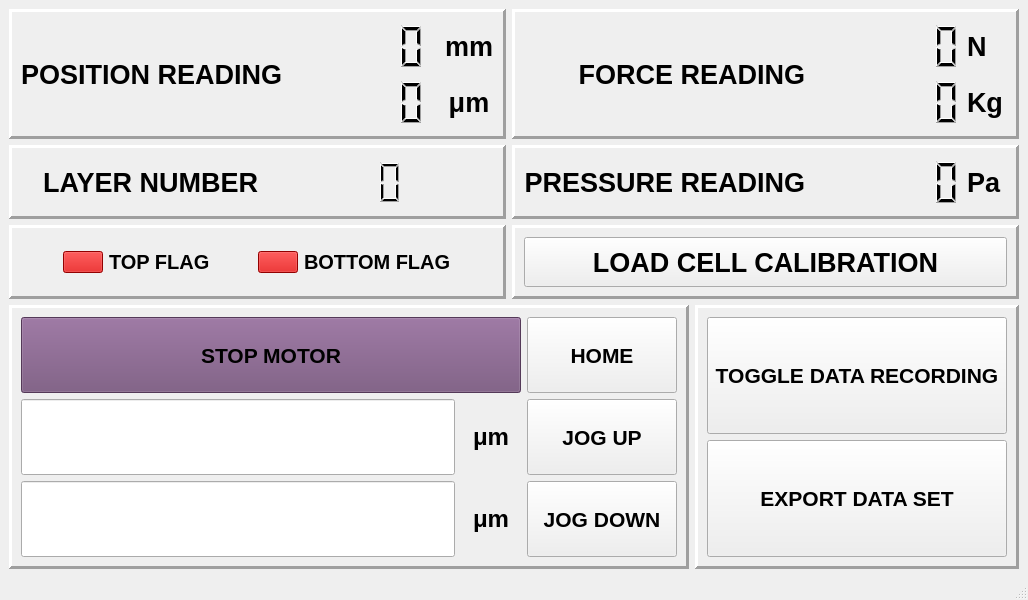
Qt form newBlackBetty.ui (georgeExotic/BlackBetty_v2) before a commit.
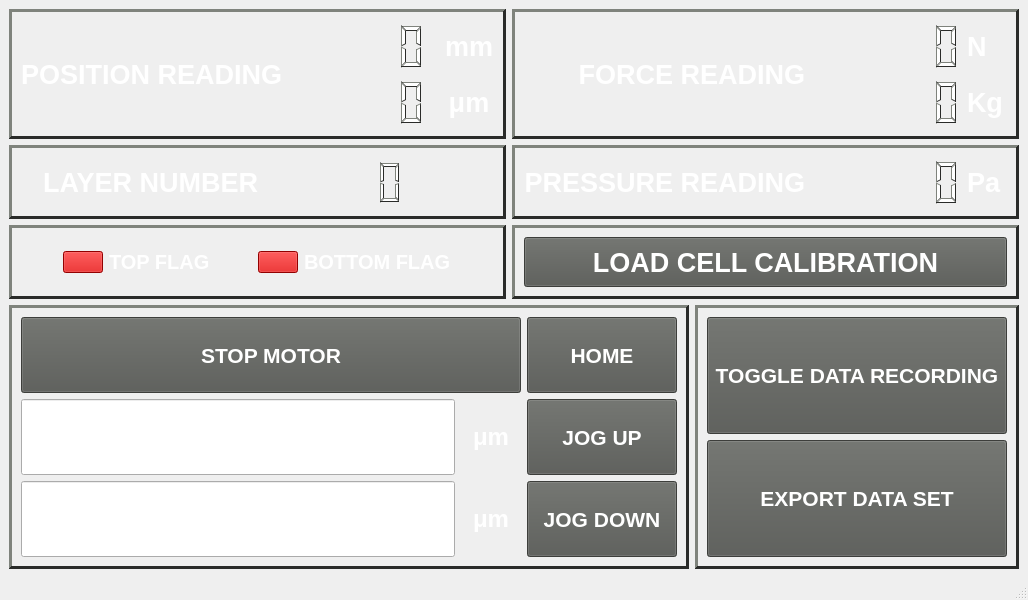
The same form after that commit.

```diff
--- a/newBlackBetty.ui
+++ b/newBlackBetty.ui
@@ -32,6 +32,448 @@
      <verstretch>0</verstretch>
     </sizepolicy>
    </property>
+   <property name="palette">
+    <palette>
+     <active>
+      <colorrole role="WindowText">
+       <brush brushstyle="SolidPattern">
+        <color alpha="255">
+         <red>255</red>
+         <green>255</green>
+         <blue>255</blue>
+        </color>
+       </brush>
+      </colorrole>
+      <colorrole role="Button">
+       <brush brushstyle="SolidPattern">
+        <color alpha="255">
+         <red>85</red>
+         <green>87</green>
+         <blue>83</blue>
+        </color>
+       </brush>
+      </colorrole>
+      <colorrole role="Light">
+       <brush brushstyle="SolidPattern">
+        <color alpha="255">
+         <red>127</red>
+         <green>131</green>
+         <blue>124</blue>
+        </color>
+       </brush>
+      </colorrole>
+      <colorrole role="Midlight">
+       <brush brushstyle="SolidPattern">
+        <color alpha="255">
+         <red>106</red>
+         <green>109</green>
+         <blue>103</blue>
+        </color>
+       </brush>
+      </colorrole>
+      <colorrole role="Dark">
+       <brush brushstyle="SolidPattern">
+        <color alpha="255">
+         <red>42</red>
+         <green>43</green>
+         <blue>41</blue>
+        </color>
+       </brush>
+      </colorrole>
+      <colorrole role="Mid">
+       <brush brushstyle="SolidPattern">
+        <color alpha="255">
+         <red>56</red>
+         <green>58</green>
+         <blue>55</blue>
+        </color>
+       </brush>
+      </colorrole>
+      <colorrole role="Text">
+       <brush brushstyle="SolidPattern">
+        <color alpha="255">
+         <red>255</red>
+         <green>255</green>
+         <blue>255</blue>
+        </color>
+       </brush>
+      </colorrole>
+      <colorrole role="BrightText">
+       <brush brushstyle="SolidPattern">
+        <color alpha="255">
+         <red>255</red>
+         <green>255</green>
+         <blue>255</blue>
+        </color>
+       </brush>
+      </colorrole>
+      <colorrole role="ButtonText">
+       <brush brushstyle="SolidPattern">
+        <color alpha="255">
+         <red>255</red>
+         <green>255</green>
+         <blue>255</blue>
+        </color>
+       </brush>
+      </colorrole>
+      <colorrole role="Base">
+       <brush brushstyle="SolidPattern">
+        <color alpha="255">
+         <red>0</red>
+         <green>0</green>
+         <blue>0</blue>
+        </color>
+       </brush>
+      </colorrole>
+      <colorrole role="Window">
+       <brush brushstyle="SolidPattern">
+        <color alpha="255">
+         <red>85</red>
+         <green>87</green>
+         <blue>83</blue>
+        </color>
+       </brush>
+      </colorrole>
+      <colorrole role="Shadow">
+       <brush brushstyle="SolidPattern">
+        <color alpha="255">
+         <red>0</red>
+         <green>0</green>
+         <blue>0</blue>
+        </color>
+       </brush>
+      </colorrole>
+      <colorrole role="AlternateBase">
+       <brush brushstyle="SolidPattern">
+        <color alpha="255">
+         <red>42</red>
+         <green>43</green>
+         <blue>41</blue>
+        </color>
+       </brush>
+      </colorrole>
+      <colorrole role="ToolTipBase">
+       <brush brushstyle="SolidPattern">
+        <color alpha="255">
+         <red>255</red>
+         <green>255</green>
+         <blue>220</blue>
+        </color>
+       </brush>
+      </colorrole>
+      <colorrole role="ToolTipText">
+       <brush brushstyle="SolidPattern">
+        <color alpha="255">
+         <red>0</red>
+         <green>0</green>
+         <blue>0</blue>
+        </color>
+       </brush>
+      </colorrole>
+      <colorrole role="PlaceholderText">
+       <brush brushstyle="SolidPattern">
+        <color alpha="128">
+         <red>255</red>
+         <green>255</green>
+         <blue>255</blue>
+        </color>
+       </brush>
+      </colorrole>
+     </active>
+     <inactive>
+      <colorrole role="WindowText">
+       <brush brushstyle="SolidPattern">
+        <color alpha="255">
+         <red>255</red>
+         <green>255</green>
+         <blue>255</blue>
+        </color>
+       </brush>
+      </colorrole>
+      <colorrole role="Button">
+       <brush brushstyle="SolidPattern">
+        <color alpha="255">
+         <red>85</red>
+         <green>87</green>
+         <blue>83</blue>
+        </color>
+       </brush>
+      </colorrole>
+      <colorrole role="Light">
+       <brush brushstyle="SolidPattern">
+        <color alpha="255">
+         <red>127</red>
+         <green>131</green>
+         <blue>124</blue>
+        </color>
+       </brush>
+      </colorrole>
+      <colorrole role="Midlight">
+       <brush brushstyle="SolidPattern">
+        <color alpha="255">
+         <red>106</red>
+         <green>109</green>
+         <blue>103</blue>
+        </color>
+       </brush>
+      </colorrole>
+      <colorrole role="Dark">
+       <brush brushstyle="SolidPattern">
+        <color alpha="255">
+         <red>42</red>
+         <green>43</green>
+         <blue>41</blue>
+        </color>
+       </brush>
+      </colorrole>
+      <colorrole role="Mid">
+       <brush brushstyle="SolidPattern">
+        <color alpha="255">
+         <red>56</red>
+         <green>58</green>
+         <blue>55</blue>
+        </color>
+       </brush>
+      </colorrole>
+      <colorrole role="Text">
+       <brush brushstyle="SolidPattern">
+        <color alpha="255">
+         <red>255</red>
+         <green>255</green>
+         <blue>255</blue>
+        </color>
+       </brush>
+      </colorrole>
+      <colorrole role="BrightText">
+       <brush brushstyle="SolidPattern">
+        <color alpha="255">
+         <red>255</red>
+         <green>255</green>
+         <blue>255</blue>
+        </color>
+       </brush>
+      </colorrole>
+      <colorrole role="ButtonText">
+       <brush brushstyle="SolidPattern">
+        <color alpha="255">
+         <red>255</red>
+         <green>255</green>
+         <blue>255</blue>
+        </color>
+       </brush>
+      </colorrole>
+      <colorrole role="Base">
+       <brush brushstyle="SolidPattern">
+        <color alpha="255">
+         <red>0</red>
+         <green>0</green>
+         <blue>0</blue>
+        </color>
+       </brush>
+      </colorrole>
+      <colorrole role="Window">
+       <brush brushstyle="SolidPattern">
+        <color alpha="255">
+         <red>85</red>
+         <green>87</green>
+         <blue>83</blue>
+        </color>
+       </brush>
+      </colorrole>
+      <colorrole role="Shadow">
+       <brush brushstyle="SolidPattern">
+        <color alpha="255">
+         <red>0</red>
+         <green>0</green>
+         <blue>0</blue>
+        </color>
+       </brush>
+      </colorrole>
+      <colorrole role="AlternateBase">
+       <brush brushstyle="SolidPattern">
+        <color alpha="255">
+         <red>42</red>
+         <green>43</green>
+         <blue>41</blue>
+        </color>
+       </brush>
+      </colorrole>
+      <colorrole role="ToolTipBase">
+       <brush brushstyle="SolidPattern">
+        <color alpha="255">
+         <red>255</red>
+         <green>255</green>
+         <blue>220</blue>
+        </color>
+       </brush>
+      </colorrole>
+      <colorrole role="ToolTipText">
+       <brush brushstyle="SolidPattern">
+        <color alpha="255">
+         <red>0</red>
+         <green>0</green>
+         <blue>0</blue>
+        </color>
+       </brush>
+      </colorrole>
+      <colorrole role="PlaceholderText">
+       <brush brushstyle="SolidPattern">
+        <color alpha="128">
+         <red>255</red>
+         <green>255</green>
+         <blue>255</blue>
+        </color>
+       </brush>
+      </colorrole>
+     </inactive>
+     <disabled>
+      <colorrole role="WindowText">
+       <brush brushstyle="SolidPattern">
+        <color alpha="255">
+         <red>42</red>
+         <green>43</green>
+         <blue>41</blue>
+        </color>
+       </brush>
+      </colorrole>
+      <colorrole role="Button">
+       <brush brushstyle="SolidPattern">
+        <color alpha="255">
+         <red>85</red>
+         <green>87</green>
+         <blue>83</blue>
+        </color>
+       </brush>
+      </colorrole>
+      <colorrole role="Light">
+       <brush brushstyle="SolidPattern">
+        <color alpha="255">
+         <red>127</red>
+         <green>131</green>
+         <blue>124</blue>
+        </color>
+       </brush>
+      </colorrole>
+      <colorrole role="Midlight">
+       <brush brushstyle="SolidPattern">
+        <color alpha="255">
+         <red>106</red>
+         <green>109</green>
+         <blue>103</blue>
+        </color>
+       </brush>
+      </colorrole>
+      <colorrole role="Dark">
+       <brush brushstyle="SolidPattern">
+        <color alpha="255">
+         <red>42</red>
+         <green>43</green>
+         <blue>41</blue>
+        </color>
+       </brush>
+      </colorrole>
+      <colorrole role="Mid">
+       <brush brushstyle="SolidPattern">
+        <color alpha="255">
+         <red>56</red>
+         <green>58</green>
+         <blue>55</blue>
+        </color>
+       </brush>
+      </colorrole>
+      <colorrole role="Text">
+       <brush brushstyle="SolidPattern">
+        <color alpha="255">
+         <red>42</red>
+         <green>43</green>
+         <blue>41</blue>
+        </color>
+       </brush>
+      </colorrole>
+      <colorrole role="BrightText">
+       <brush brushstyle="SolidPattern">
+        <color alpha="255">
+         <red>255</red>
+         <green>255</green>
+         <blue>255</blue>
+        </color>
+       </brush>
+      </colorrole>
+      <colorrole role="ButtonText">
+       <brush brushstyle="SolidPattern">
+        <color alpha="255">
+         <red>42</red>
+         <green>43</green>
+         <blue>41</blue>
+        </color>
+       </brush>
+      </colorrole>
+      <colorrole role="Base">
+       <brush brushstyle="SolidPattern">
+        <color alpha="255">
+         <red>85</red>
+         <green>87</green>
+         <blue>83</blue>
+        </color>
+       </brush>
+      </colorrole>
+      <colorrole role="Window">
+       <brush brushstyle="SolidPattern">
+        <color alpha="255">
+         <red>85</red>
+         <green>87</green>
+         <blue>83</blue>
+        </color>
+       </brush>
+      </colorrole>
+      <colorrole role="Shadow">
+       <brush brushstyle="SolidPattern">
+        <color alpha="255">
+         <red>0</red>
+         <green>0</green>
+         <blue>0</blue>
+        </color>
+       </brush>
+      </colorrole>
+      <colorrole role="AlternateBase">
+       <brush brushstyle="SolidPattern">
+        <color alpha="255">
+         <red>85</red>
+         <green>87</green>
+         <blue>83</blue>
+        </color>
+       </brush>
+      </colorrole>
+      <colorrole role="ToolTipBase">
+       <brush brushstyle="SolidPattern">
+        <color alpha="255">
+         <red>255</red>
+         <green>255</green>
+         <blue>220</blue>
+        </color>
+       </brush>
+      </colorrole>
+      <colorrole role="ToolTipText">
+       <brush brushstyle="SolidPattern">
+        <color alpha="255">
+         <red>0</red>
+         <green>0</green>
+         <blue>0</blue>
+        </color>
+       </brush>
+      </colorrole>
+      <colorrole role="PlaceholderText">
+       <brush brushstyle="SolidPattern">
+        <color alpha="128">
+         <red>255</red>
+         <green>255</green>
+         <blue>255</blue>
+        </color>
+       </brush>
+      </colorrole>
+     </disabled>
+    </palette>
+   </property>
    <layout class="QGridLayout" name="gridLayout_14">
     <item row="0" column="0">
      <layout class="QGridLayout" name="gridLayout_4">
@@ -1031,9 +1473,6 @@
              <bold>true</bold>
             </font>
            </property>
-           <property name="styleSheet">
-            <string notr="true">background-color: rgb(117, 80, 123);</string>
-           </property>
            <property name="text">
             <string>STOP MOTOR</string>
            </property>
```
